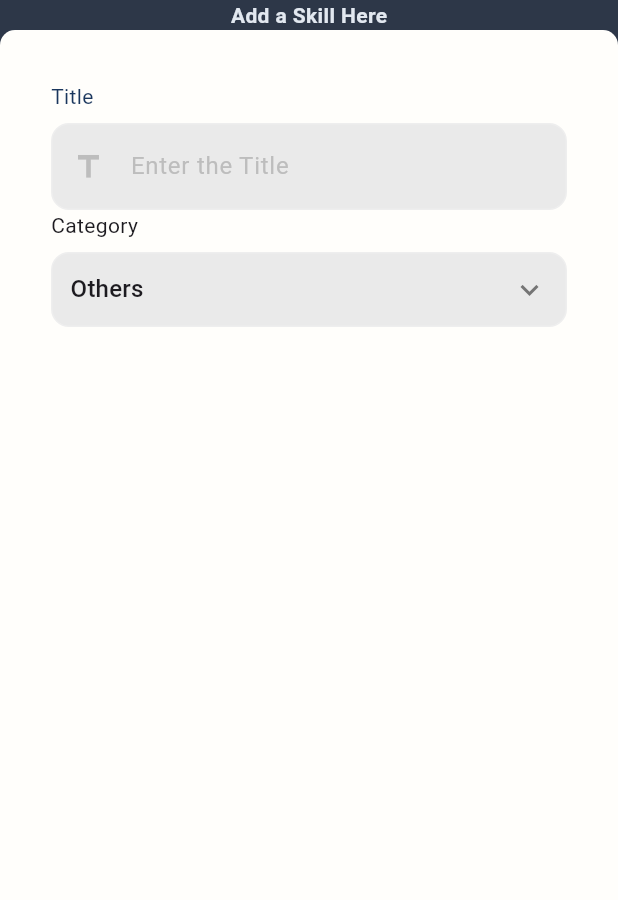
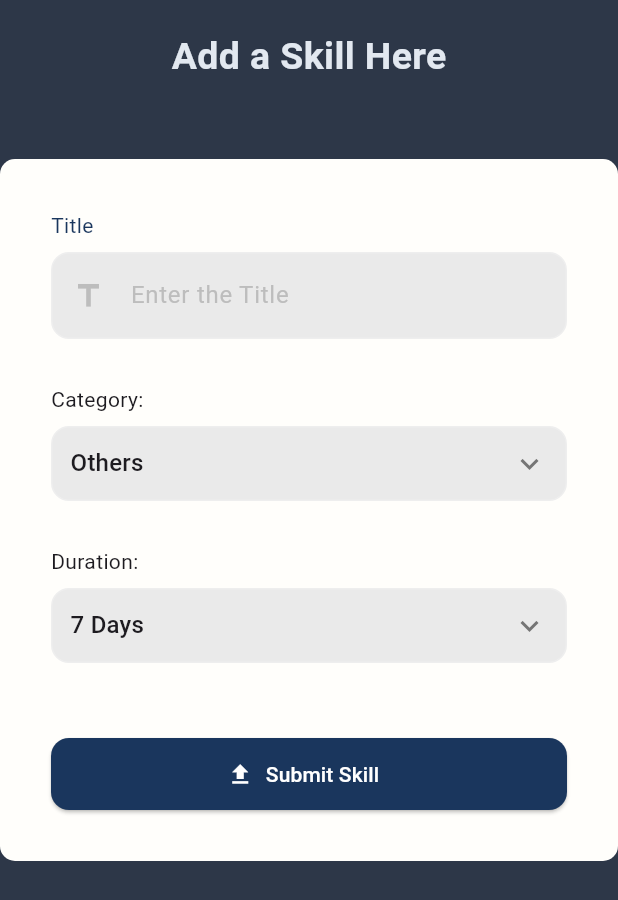
Before and after one commit to Abhiiiiiinav/Skill-based-app, a Flutter app: the screen it shows after launch, on a phone screen of 412 x 824 dp. Shown: the top 900 px of the screen. Run offline on Flutter 3.47's test engine with Material 3 defaults, Android fonts, the phone set to English and light mode, and no system bars; our stand-ins replace cloud_firestore, firebase_auth, firebase_core, flutter_dotenv, google_fonts; accounts and stored records are empty; Roboto replaces fonts that are missing (Hanuman).

Commit message:
Added Skills Page Working With FireBase

```diff
--- a/skill_builder_app/lib/2_User_Interface/home_page.dart
+++ b/skill_builder_app/lib/2_User_Interface/home_page.dart
@@ -1,10 +1,7 @@
-
-
 import 'package:cloud_firestore/cloud_firestore.dart';
 import 'package:flutter/material.dart';
 import 'package:google_fonts/google_fonts.dart';
 import 'package:skill_builder_app/2_User_Interface/colorpallate.dart';
-import 'package:skill_builder_app/2_User_Interface/sign_up_screen.dart';
 
 class Home extends StatefulWidget {
   const Home({super.key});
@@ -14,18 +11,39 @@ class Home extends StatefulWidget {
 }
 
 class _HomeState extends State<Home> {
+  final TextEditingController _title = TextEditingController();
+  final TextEditingController _category = TextEditingController();
+  final TextEditingController _duration = TextEditingController();
   final TextEditingController controller = TextEditingController();
+
+  final CollectionReference users = FirebaseFirestore.instance.collection("users");
+  late final String uid;
+  String readname = "";
+  String documentId = 'demo-user';
+
+  String? selectedVal = "Others";
+  String? selectedDurationLabel = "7 Days";
+
+  final Map<String, int> durationMap = {
+    "7 Days": 7,
+    "15 Days": 15,
+    "30 Days": 30,
+    "60 Days": 60,
+    "90 Days": 90,
+    "180 Days": 180,
+    "365 Days": 365,
+  };
+
   CollectionReference get namecollection => FirebaseFirestore.instance
       .collection("users")
       .doc(uid)
       .collection("Skills");
-  final CollectionReference users = FirebaseFirestore.instance.collection(
-    "users",
-  );
-  late final String uid;
-  String readname = "";
-  String documentId = 'demo-user';
-  String? selectedVal = "Others";
+
+  @override
+  void initState() {
+    super.initState();
+    uid = "test-user-id"; // 🔁 Replace with FirebaseAuth.instance.currentUser!.uid when auth is integrated
+  }
 
   Widget buildTextField({
     required TextEditingController controller,
@@ -58,19 +76,14 @@ class _HomeState extends State<Home> {
               suffixIcon: isPassword
                   ? IconButton(
                       icon: Icon(
-                      isPasswordVisible
-                          ? Icons.visibility
-                          : Icons.visibility_off,
+                        isPasswordVisible ? Icons.visibility : Icons.visibility_off,
                         color: Colors.grey[400],
                       ),
                       onPressed: onTogglePassword,
                     )
                   : null,
               border: InputBorder.none,
-            contentPadding: const EdgeInsets.symmetric(
-              horizontal: 16,
-              vertical: 16,
-            ),
+              contentPadding: const EdgeInsets.symmetric(horizontal: 16, vertical: 16),
               hintStyle: TextStyle(color: Colors.grey[400]),
             ),
           ),
@@ -81,8 +94,8 @@ class _HomeState extends State<Home> {
 
   Widget buildDropdownField<T>({
     required TextEditingController controller,
+    required String selectedValue,
     required Text labelText,
-  required String selectedValue,
     required List<T> items,
     required ValueChanged<T?> onChanged,
     IconData? icon,
@@ -128,120 +141,102 @@ Widget buildDropdownField<T>({
     );
   }
 
-
-  /*
-================================================
-||           Text Controllers                   ||
-================================================
-*/
-  final TextEditingController _title = TextEditingController();
-  final TextEditingController _category = TextEditingController();
-  final TextEditingController _totalDays = TextEditingController();
-  final TextEditingController _completedDays = TextEditingController();
-  final TextEditingController _task = TextEditingController();
-  final TextEditingController _isCompleted = TextEditingController();
-
-  /*
-================================================
-||           CRUD Operations                   ||
-================================================
-*/
-
-  void createData() {
-    users.doc(documentId).set({'name': controller.text});
-  }
-
-  void readData() async {
-    DocumentSnapshot doc = await users.doc(documentId).get();
-    if (doc.exists) {
-      setState(() {
-        readname = doc['name'];
-      });
-    } else {
-      setState(() {
-        readname = "no data found";
-      });
-    }
-  }
-
-  void updatedata() {
-    users.doc(documentId).update({"name": controller.text});
-  }
-
-  void deletedata() {
-    users.doc(documentId).delete();
-    controller.clear();
-  }
-
-  /*
-================================================
-||           Upload Data to DB                 ||
-================================================
-*/
   Future<void> uploadTasktoDB() async {
     try {
-      /* final await data = FirebaseFirestore.instance.collection("Skills").add(
-       {
+      int durationInDays = durationMap[selectedDurationLabel] ?? 7;
+
+      final data = {
         "title": _title.text.trim(),
-         ...
-      //  }
-      */
+        "category": selectedVal,
+        "duration": durationInDays,
+        "createdAt": Timestamp.now(),
+      };
+
+      await namecollection.add(data);
+
+      ScaffoldMessenger.of(context).showSnackBar(
+        SnackBar(content: Text("Skill added successfully!")),
+      );
     } catch (e) {
-      print(e);
+      print("Error uploading: $e");
     }
   }
 
   @override
   Widget build(BuildContext context) {
-
     return Scaffold(
-
       backgroundColor: ColorPalette.neutralCharcoal,
       body: SingleChildScrollView(
         child: Center(
-
           child: Column(
-
-
             children: [
+              const SizedBox(height: 20),
               Text(
                 "Add a Skill Here",
-                style: GoogleFonts.hanuman
-                (
+                style: GoogleFonts.hanuman(
                   color: ColorPalette.neutralLightGray,
-                  fontWeight: FontWeight.bold
+                  fontWeight: FontWeight.bold,
+                  fontSize: 25
                 ),
               ),
+              const SizedBox(height: 50),
               Container(
                 decoration: BoxDecoration(
-                    borderRadius: BorderRadius.all(Radius.circular(10)),
-                    color: ColorPalette.secondaryCream
+                  borderRadius: const BorderRadius.all(Radius.circular(10)),
+                  color: ColorPalette.secondaryCream,
                 ),
-                  padding: EdgeInsets.all(34.0),
-
+                padding: const EdgeInsets.all(34.0),
                 width: 450,
-                  height: 1700,
                 child: Column(
                   children: [
                     buildTextField(
                       controller: _title,
-                    label: Text("Title",style: GoogleFonts.hanuman(color: ColorPalette.primaryNavy),),
-                     hint:"Enter the Title",
-                      icon: Icons.title),
-                      buildDropdownField(controller:_category,labelText:  Text("Category"), selectedValue: selectedVal??"Others", items: ["Health","Coding","Self Improvement","Others"], onChanged: (value)=>{
+                      label: Text("Title", style: GoogleFonts.hanuman(color: ColorPalette.primaryNavy)),
+                      hint: "Enter the Title",
+                      icon: Icons.title,
+                    ),
+                    const SizedBox(height: 30),
+                    buildDropdownField<String>(
+                      controller: _category,
+                      labelText: Text("Category:", style: GoogleFonts.hanuman()),
+                      selectedValue: selectedVal ?? "Others",
+                      items: ["Health", "Coding", "Self Improvement", "Others"],
+                      onChanged: (value) {
                         setState(() {
-                          selectedVal = value;
-                        })
-                      })
+                          selectedVal = value!;
+                        });
+                      },
+                    ),
+                    const SizedBox(height: 30),
+                    buildDropdownField<String>(
+                      controller: _duration,
+                      labelText: Text("Duration:", style: GoogleFonts.hanuman()),
+                      selectedValue: selectedDurationLabel ?? '7 Days',
+                      items: durationMap.keys.toList(),
+                      onChanged: (val) {
+                        setState(() {
+                          selectedDurationLabel = val!;
+                        });
+                      },
+                    ),
+                    const SizedBox(height: 10),
 
-
+                    const SizedBox(height: 40),
+                    ElevatedButton.icon(
+                      onPressed: uploadTasktoDB,
+                      icon: const Icon(Icons.upload),
+                      label: const Text("Submit Skill"),
+                      style: ElevatedButton.styleFrom(
+                        backgroundColor: ColorPalette.primaryNavy,
+                        foregroundColor: Colors.white,
+                        minimumSize: const Size(double.infinity, 48),
+                        shape: RoundedRectangleBorder(borderRadius: BorderRadius.circular(12)),
+                      ),
+                    ),
                   ],
-                  )
                 ),
-
-
+              ),
             ],
-
           ),
         ),
       ),
--- a/skill_builder_app/lib/3_Features/models/skills.dart
+++ b/skill_builder_app/lib/3_Features/models/skills.dart
@@ -4,7 +4,7 @@ class Skills {
   final String id;
   final String title;
   final String? category;
-  final int completedDays;
+  final String duration;
   final int totalDays;
   final List<Task>? tasks;
 
@@ -13,7 +13,7 @@ class Skills {
     required this.title,
     this.category,
     required this.totalDays,
-    required this.completedDays,
+    required this.duration,
     this.tasks,
   });
 
@@ -30,7 +30,7 @@ class Skills {
       id: id,
       title: map['title'] ?? '',
       category: map['category'],
-      completedDays: map['completedDays'] ?? 0,
+      duration: map['duration'] ?? 0,
       totalDays: map['totalDays'] ?? 0,
       tasks: []
     );
@@ -41,7 +41,7 @@ class Skills {
     return {
       'title': title,
       'category': category,
-      'completedDays': completedDays,
+      'completedDays': duration,
       'totalDays': totalDays,
 
     };
```
Lines whose indentation alone changed are shown as unchanged.
